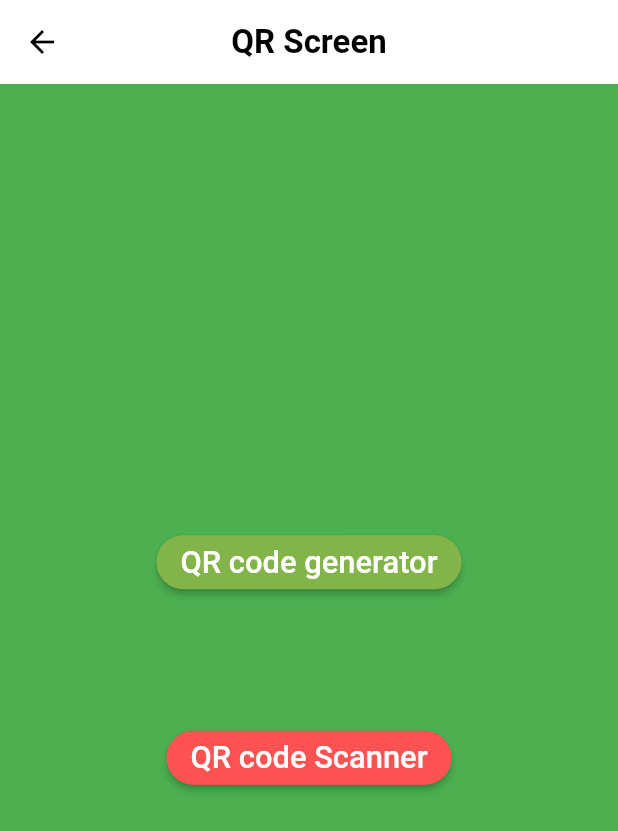
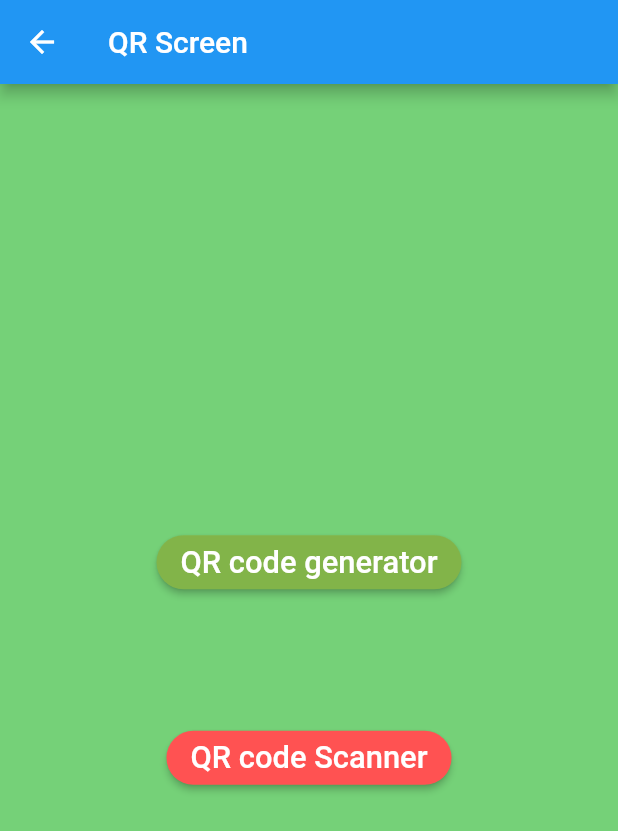
Before and after one commit to 047MuhammadYousuf/Web_services, a Flutter app: the Home screen opened directly, after a tap on an icon or button, on a phone screen of 412 x 824 dp. Shown: the top 831 px of the screen. Run offline on Flutter 3.47's test engine with Material 2 defaults, Android fonts, the phone set to English and light mode, and no system bars; our stand-ins replace fluttertoast, local_auth, qr_flutter; missing offline and left inert: dart:html, qr_code_scanner; network calls fail.

Commit message:
Home_screen_add

```diff
--- a/lib/screen/home..dart
+++ b/lib/screen/home..dart
@@ -126,9 +126,13 @@ class _HomeState extends State<Home> {
                     Container(
                            margin: EdgeInsets.all(3),
                       child: ElevatedButton(onPressed: (){
+
                           Navigator.push(context, MaterialPageRoute(builder: (context)=>ForgetPassword()));
                       },
-                      child:Text('Setting'),
+                      style: ElevatedButton.styleFrom(
+                              primary: Colors.blue,
+                            ),
+                      child:Text('Setting',textAlign: TextAlign.center,),
                       ),
                     )
                     ),
@@ -138,7 +142,10 @@ class _HomeState extends State<Home> {
                       child: ElevatedButton(onPressed: (){
                           Navigator.push(context, MaterialPageRoute(builder: (context)=>QRHomeScreen()));
                       },
-                      child:Text('Add  Member'),
+                      style: ElevatedButton.styleFrom(
+                              primary: Colors.green,
+                            ),
+                      child:Text('Add  Member',textAlign: TextAlign.center,),
                       ),
                     )
                     ),
@@ -148,7 +155,10 @@ class _HomeState extends State<Home> {
                       child: ElevatedButton(onPressed: (){
                         Navigator.push(context, MaterialPageRoute(builder: (context)=>MyHomePage()));
                       },
-                      child:Text('Logout'),
+                      style: ElevatedButton.styleFrom(
+                              primary: Color.fromARGB(255, 63, 211, 211),
+                            ),
+                      child:Text('Logout',textAlign: TextAlign.center,),
                       ),
                     )
                     ),
--- a/lib/screen/qrcode/home_qr.dart
+++ b/lib/screen/qrcode/home_qr.dart
@@ -1,3 +1,5 @@
+import 'dart:html';
+
 import 'package:flutter/material.dart';
 import 'package:web_services/screen/qrcode/qr_create.dart';
 import 'package:web_services/screen/qrcode/qr_scan.dart';
@@ -16,9 +18,9 @@ class _HomeScreenState extends State<QRHomeScreen> {
   Widget build(BuildContext context) {
     return SafeArea(
       child: Scaffold(
-        backgroundColor: Colors.green,
+        backgroundColor: Color.fromARGB(255, 117, 209, 120),
         resizeToAvoidBottomInset: false,
-        appBar: appbar("QR Screen",
+        appBar: AppBar(title: Text('QR Screen'),
         ),
         body: Column(
           mainAxisAlignment: MainAxisAlignment.center,
```
